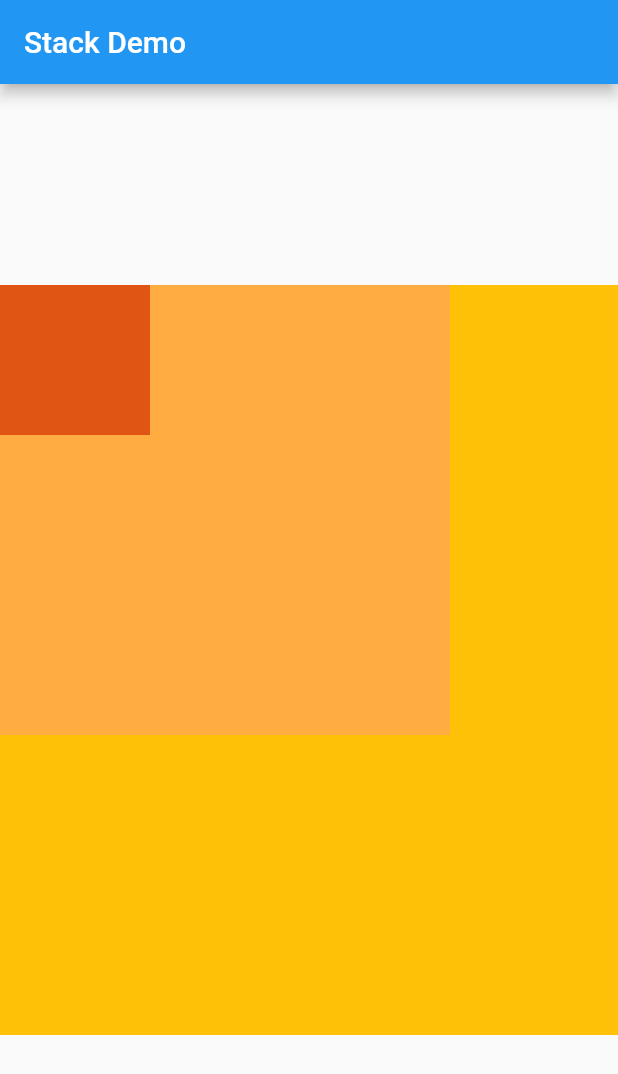
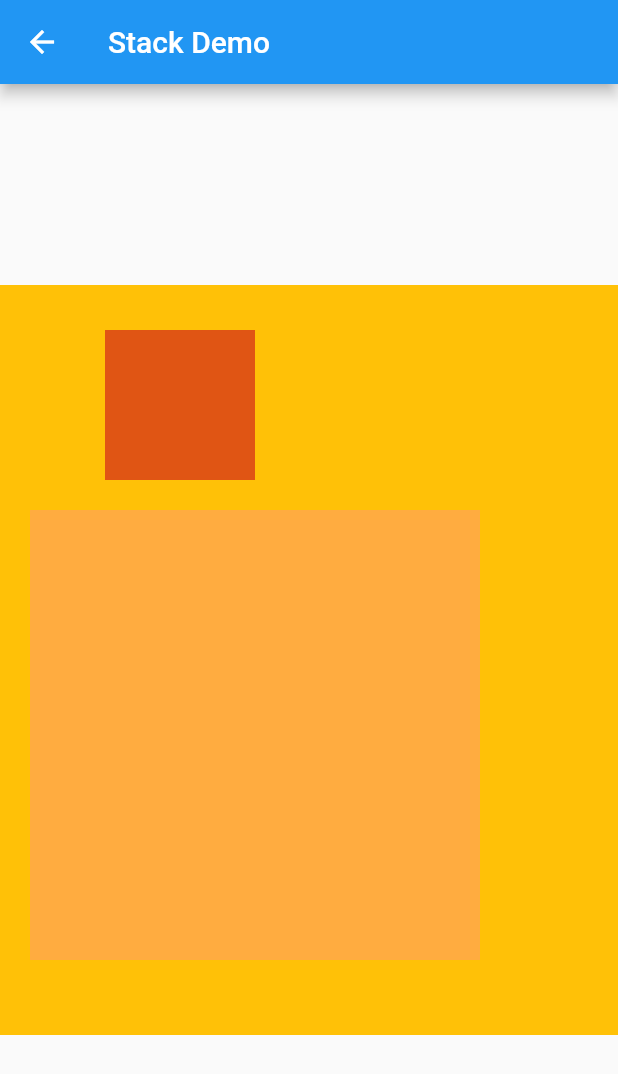
Before and after one commit to anilamurali/flutter_Grid_Assignment, a Flutter app: the StackDemo screen opened directly, on a phone screen of 412 x 824 dp. Shown: the top 1074 px of the screen. Run offline on Flutter 3.47's test engine with Material 2 defaults, Android fonts, the phone set to English and light mode, and no system bars; our stand-ins replace device_preview.

Commit message:
Stack with grid ui

```diff
--- a/lib/main.dart
+++ b/lib/main.dart
@@ -2,6 +2,7 @@ import 'dart:async';
 
 import 'package:assignment_ui/GridView_UI.dart';
 import 'package:assignment_ui/stackdemo.dart';
+import 'package:assignment_ui/stackwithgrid.dart';
 import 'package:flutter/foundation.dart';
 import 'package:flutter/material.dart';
 import 'package:device_preview/device_preview.dart';
@@ -29,7 +30,7 @@ class SpashScreen extends StatefulWidget {
 class _SpashScreenState extends State<SpashScreen> {
   void initState(){
     Timer(Duration(seconds: 10), () {
-      Navigator.of(context).pushReplacement(MaterialPageRoute(builder: (context)=>StackDemo()));
+      Navigator.of(context).pushReplacement(MaterialPageRoute(builder: (context)=>Stack_UI()));
     });
 
   }
--- a/lib/stackdemo.dart
+++ b/lib/stackdemo.dart
@@ -9,8 +9,14 @@ class StackDemo extends StatelessWidget {
       child: Stack(
         children: [
           Container(color: Colors.amber,height: 500,width: 500,),
-          Container(color: Color.fromARGB(255, 255, 172, 64),height: 300,width: 300,),
-          Container(color: Color.fromARGB(255, 224, 85, 20),height: 100,width: 100,)
+          Positioned(
+            left: 20,
+            bottom: 50,
+            child: Container(color: Color.fromARGB(255, 255, 172, 64),height: 300,width: 300,)),
+          Positioned(
+            left: 70,
+            top: 30,
+            child: Container(color: Color.fromARGB(255, 224, 85, 20),height: 100,width: 100,))
         ],
       ),
     ),
```
Also changed, not shown: lib/stackwithgrid.dart (added, +53 -0 lines).
